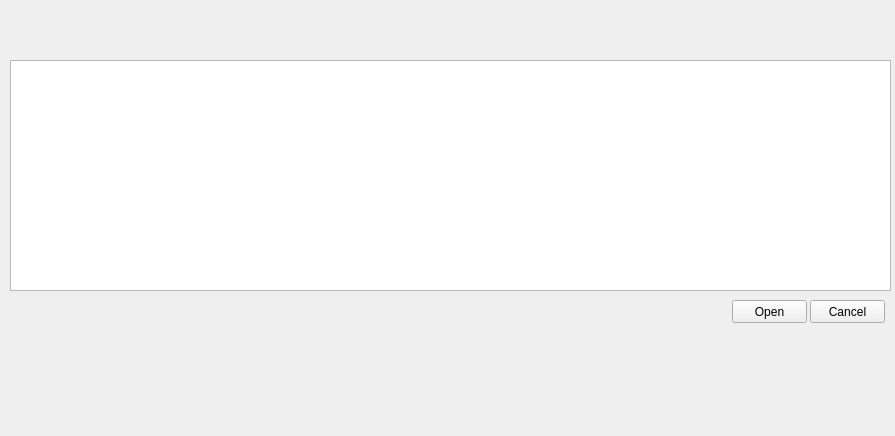
AminAbed/Project, file FileSystemDialog.ui: the form before one commit.
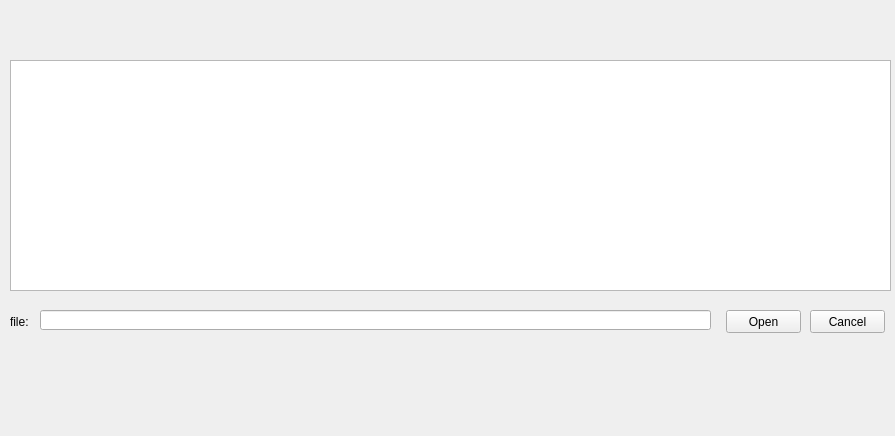
The form after the commit.

Commit message: FileSystemDialog improvements. 1)filePath field. 2)file selection update.

Diff of the .ui file:
```diff
--- a/FileSystemDialog.ui
+++ b/FileSystemDialog.ui
@@ -27,7 +27,7 @@
    <property name="geometry">
     <rect>
      <x>810</x>
-     <y>300</y>
+     <y>310</y>
      <width>75</width>
      <height>23</height>
     </rect>
@@ -39,8 +39,8 @@
   <widget class="QPushButton" name="openButton">
    <property name="geometry">
     <rect>
-     <x>732</x>
-     <y>300</y>
+     <x>726</x>
+     <y>310</y>
      <width>75</width>
      <height>23</height>
     </rect>
@@ -49,6 +49,29 @@
     <string>Open</string>
    </property>
   </widget>
+  <widget class="QLineEdit" name="filePathline">
+   <property name="geometry">
+    <rect>
+     <x>40</x>
+     <y>310</y>
+     <width>671</width>
+     <height>20</height>
+    </rect>
+   </property>
+  </widget>
+  <widget class="QLabel" name="filePathLabel">
+   <property name="geometry">
+    <rect>
+     <x>10</x>
+     <y>315</y>
+     <width>46</width>
+     <height>13</height>
+    </rect>
+   </property>
+   <property name="text">
+    <string>file: </string>
+   </property>
+  </widget>
  </widget>
  <resources/>
  <connections/>
```
Left out of the diff: 3 changed lines with no effect on the pictures. The commit also changes 2 other files.
